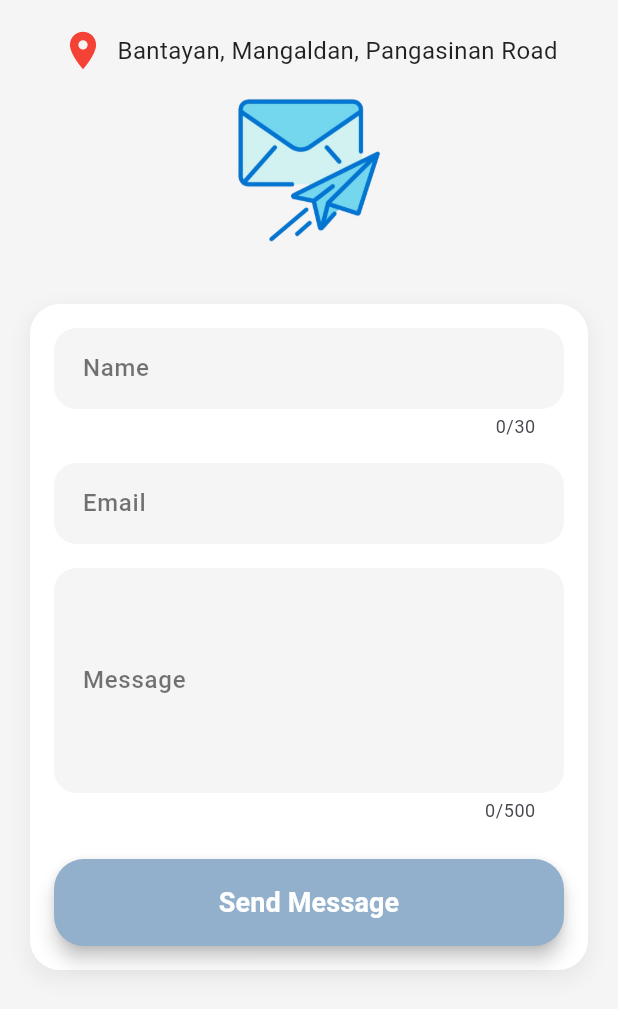
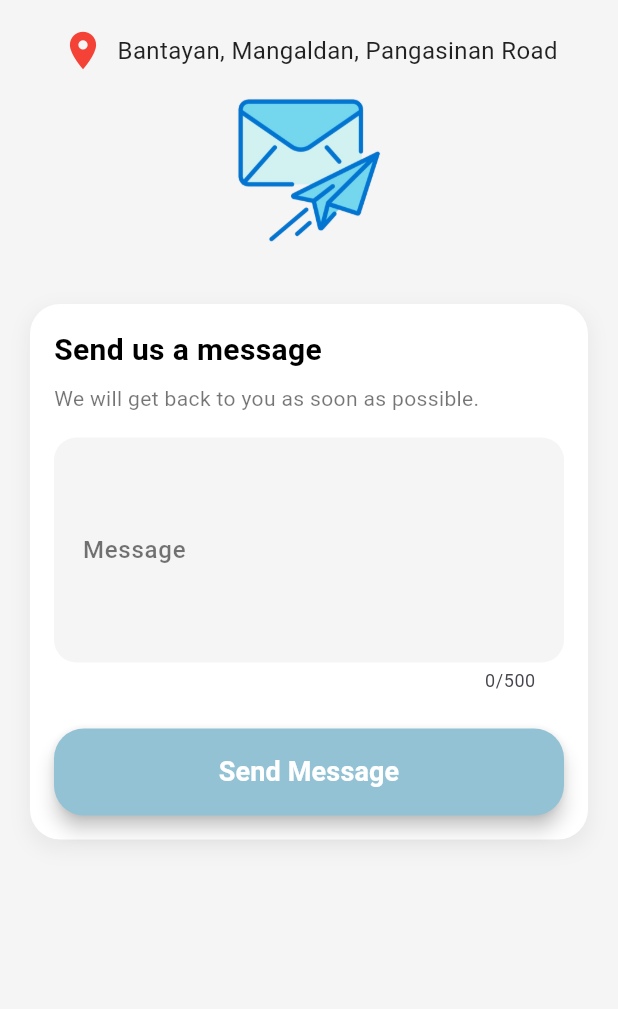
Before and after one commit to JohnLloydDev/AJ-Autofix-App, a Flutter app: the ContactUsScreen screen opened by its route, on a phone screen of 412 x 824 dp, the part 227-1236 px from its top. Run offline on Flutter 3.47's test engine with Material 3 defaults, Android fonts, the phone set to English and light mode, and no system bars; our stand-ins replace bloc, equatable, flutter_bloc, flutter_rating_bar, flutter_secure_storage, flutter_spinkit and 10 more; missing offline and left inert: onesignal_flutter; accounts and stored records are empty.

Commit message:
Update contact_us.dart

```diff
--- a/lib/widgets/contact_us.dart
+++ b/lib/widgets/contact_us.dart
@@ -1,18 +1,14 @@
-import 'package:aj_autofix/bloc/contact/contact_bloc.dart';
-import 'package:aj_autofix/bloc/contact/contact_event.dart';
-import 'package:aj_autofix/bloc/contact/contact_state.dart';
 import 'package:aj_autofix/utils/custom_loading.dart';
 import 'package:flutter/material.dart';
 import 'package:flutter_bloc/flutter_bloc.dart';
+import 'package:aj_autofix/bloc/contact/contact_bloc.dart';
+import 'package:aj_autofix/bloc/contact/contact_state.dart';
+import 'package:aj_autofix/bloc/contact/contact_event.dart';
 
 class ContactFormContainer extends StatelessWidget {
-  final TextEditingController nameController;
-  final TextEditingController emailController;
   final TextEditingController messageController;
 
   const ContactFormContainer({
-    required this.nameController,
-    required this.emailController,
     required this.messageController,
     super.key,
   });
@@ -23,11 +19,9 @@ class ContactFormContainer extends StatelessWidget {
       listener: (context, state) {
         if (state is ContactSuccess) {
           ScaffoldMessenger.of(context).showSnackBar(const SnackBar(
-            content: Text('Contact message sent successfully!'),
+            content: Text('Message sent successfully!'),
             backgroundColor: Colors.green,
           ));
-          nameController.clear();
-          emailController.clear();
           messageController.clear();
         } else if (state is ContactFailure) {
           ScaffoldMessenger.of(context).showSnackBar(SnackBar(
@@ -56,66 +50,25 @@ class ContactFormContainer extends StatelessWidget {
             ],
           ),
           child: Column(
+            crossAxisAlignment: CrossAxisAlignment.start,
             children: [
-              TextFormField(
-                controller: nameController,
-                decoration: InputDecoration(
-                  labelText: 'Name',
-                  labelStyle: const TextStyle(
-                    color: Colors.black54,
-                    fontWeight: FontWeight.w500,
-                  ),
-                  contentPadding: const EdgeInsets.symmetric(
-                      vertical: 15, horizontal: 15),
-                  filled: true,
-                  fillColor: Colors.grey.shade100,
-                  border: OutlineInputBorder(
-                    borderRadius: BorderRadius.circular(15),
-                    borderSide: BorderSide.none,
-                  ),
+              const Text(
+                'Send us a message',
+                style: TextStyle(
+                  fontSize: 20,
+                  fontWeight: FontWeight.bold,
+                  color: Colors.black,
                 ),
-                maxLength: 30,
-                style: const TextStyle(fontSize: 16),
-                validator: (value) {
-                  if (value == null || value.isEmpty) {
-                    return 'Please enter your name';
-                  } else if (value.length > 30) {
-                    return 'Name cannot exceed 30 characters';
-                  }
-                  return null;
-                },
+              ),
+              const SizedBox(height: 8),
+              const Text(
+                'We will get back to you as soon as possible.',
+                style: TextStyle(
+                  fontSize: 14,
+                  color: Colors.black54,
+                ),
               ),
               const SizedBox(height: 16),
-
-              TextFormField(
-                controller: emailController,
-                decoration: InputDecoration(
-                  labelText: 'Email',
-                  labelStyle: const TextStyle(
-                    color: Colors.black54,
-                    fontWeight: FontWeight.w500,
-                  ),
-                  contentPadding: const EdgeInsets.symmetric(
-                      vertical: 15, horizontal: 15),
-                  filled: true,
-                  fillColor: Colors.grey.shade100,
-                  border: OutlineInputBorder(
-                    borderRadius: BorderRadius.circular(15),
-                    borderSide: BorderSide.none,
-                  ),
-                ),
-                validator: (value) {
-                  if (value == null || value.isEmpty) {
-                    return 'Please enter your email';
-                  } else if (!RegExp(r'^[^@]+@gmail\.com$').hasMatch(value)) {
-                    return 'Please enter a valid Gmail address';
-                  }
-                  return null;
-                },
-                style: const TextStyle(fontSize: 16),
-              ),
-              const SizedBox(height: 16),
-
               TextFormField(
                 controller: messageController,
                 decoration: InputDecoration(
@@ -124,8 +77,8 @@ class ContactFormContainer extends StatelessWidget {
                     color: Colors.black54,
                     fontWeight: FontWeight.w500,
                   ),
-                  contentPadding: const EdgeInsets.symmetric(
-                      vertical: 15, horizontal: 15),
+                  contentPadding:
+                      const EdgeInsets.symmetric(vertical: 15, horizontal: 15),
                   filled: true,
                   fillColor: Colors.grey.shade100,
                   border: OutlineInputBorder(
@@ -146,28 +99,18 @@ class ContactFormContainer extends StatelessWidget {
                 },
               ),
               const SizedBox(height: 24),
-
               SizedBox(
                 width: double.infinity,
                 child: ElevatedButton(
                   onPressed: () {
-                    if (emailController.text.contains('@gmail.com')) {
-                      context.read<ContactBloc>().add(SendContactEvent(
-                            name: nameController.text,
-                            email: emailController.text,
-                            message: messageController.text,
-                          ));
-                    } else {
-                      ScaffoldMessenger.of(context).showSnackBar(
-                        const SnackBar(
-                          content: Text('Email must be a Gmail address.'),
-                          backgroundColor: Colors.red,
-                        ),
-                      );
-                    }
+                    context.read<ContactBloc>().add(SendContactEvent(
+                      name: 'dummyName',
+                      email: 'dummyEmail@gmail.com',
+                      message: messageController.text,
+                    ));
                   },
                   style: ElevatedButton.styleFrom(
-                    backgroundColor: const Color.fromARGB(255, 146, 176, 204),
+                    backgroundColor: const Color(0xFF93C2D5),
                     padding: const EdgeInsets.symmetric(vertical: 16),
                     shape: RoundedRectangleBorder(
                       borderRadius: BorderRadius.circular(20),
```
